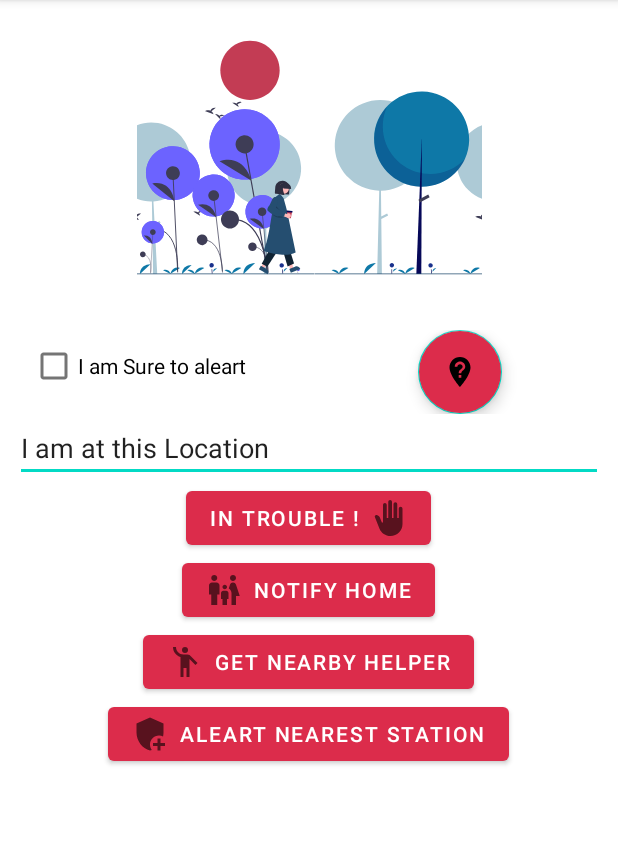
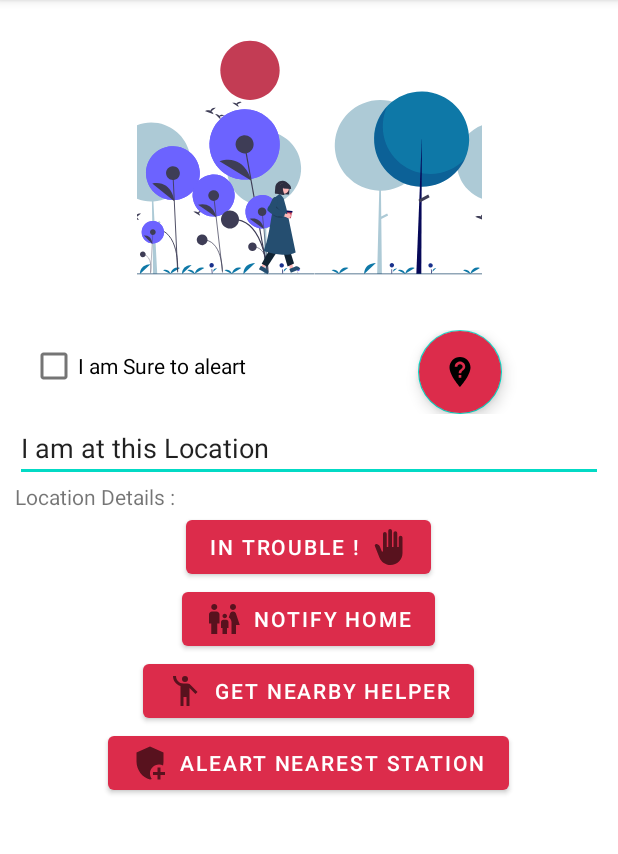
Before and after one commit to jayeshpatil665/Wiehack3.0_SecureSteps_android, an Android app: the screen it shows after launch (MainActivity), after a tap on an icon or button, on a phone screen of 412 x 824 dp, the part 84-938 px from its top. Run offline under Robolectric (Android 15) with nearby library versions, the phone set to English and light mode, and no system bars.

Commit message:
ForthCommit_getUserCurrentLocation

```diff
--- a/app/build.gradle
+++ b/app/build.gradle
@@ -39,4 +39,6 @@ dependencies {
 
     //for Amination
     implementation 'com.airbnb.android:lottie:3.4.1'
+    //location
+    implementation 'com.google.android.gms:play-services-location:18.0.0'
 }
--- a/app/src/main/AndroidManifest.xml
+++ b/app/src/main/AndroidManifest.xml
@@ -4,6 +4,7 @@
 
     <uses-permission android:name="android.permission.ACCESS_NETWORK_STATE" />
     <uses-permission android:name="android.permission.INTERNET" />
+    <uses-permission android:name="android.permission.ACCESS_FINE_LOCATION"/>
 
     <application
         android:allowBackup="true"
--- a/app/src/main/java/in/specialsoft/securesteps/MainActivity.java
+++ b/app/src/main/java/in/specialsoft/securesteps/MainActivity.java
@@ -1,18 +1,43 @@
 package in.specialsoft.securesteps;
 
+import androidx.annotation.NonNull;
 import androidx.appcompat.app.AppCompatActivity;
 
+import android.Manifest;
 import android.content.Intent;
+import android.content.pm.PackageManager;
+import android.location.Address;
+import android.location.Geocoder;
+import android.location.Location;
+import android.os.Build;
 import android.os.Bundle;
 import android.view.View;
+import android.widget.EditText;
+import android.widget.TextView;
 import android.widget.Toast;
+
+import com.google.android.gms.location.FusedLocationProviderClient;
+import com.google.android.gms.location.LocationServices;
+import com.google.android.gms.tasks.OnFailureListener;
+import com.google.android.gms.tasks.OnSuccessListener;
+
+import java.io.IOException;
+import java.util.List;
+import java.util.Locale;
 
 public class MainActivity extends AppCompatActivity {
 
+    EditText et_message;
+    TextView tv_locDetails;
+    private FusedLocationProviderClient Fusedlocation;
     @Override
     protected void onCreate(Bundle savedInstanceState) {
         super.onCreate(savedInstanceState);
         setContentView(R.layout.activity_main);
+
+        Fusedlocation = LocationServices.getFusedLocationProviderClient(this);
+        et_message = findViewById(R.id.et_message);
+        tv_locDetails = findViewById(R.id.tv_locDetails);
     }
 
     public void toHome(View view) {
@@ -22,5 +47,65 @@ public class MainActivity extends AppCompatActivity {
 
     public void toLocation(View view) {
         Toast.makeText(this, "Getting Current Location", Toast.LENGTH_SHORT).show();
+        toGetLocation();
+    }
+
+
+    public void toGetLocation() {
+
+        if (Build.VERSION.SDK_INT >= Build.VERSION_CODES.M) {
+            if (getApplicationContext().checkSelfPermission(Manifest.permission.ACCESS_FINE_LOCATION) == PackageManager.PERMISSION_GRANTED){
+                //get the location
+                Fusedlocation.getLastLocation().addOnSuccessListener(new OnSuccessListener<Location>() {
+                    @Override
+                    public void onSuccess(Location location) {
+                        if (location != null){
+
+                            try {
+                                Double lati = location.getLatitude();
+                                Double longi = location.getLongitude();
+
+                                Geocoder geocoder = new Geocoder(MainActivity.this, Locale.getDefault());
+
+                                List<Address> addresses = geocoder.getFromLocation(location.getLatitude(),location.getLongitude(),1);
+                                //etLocation.setText(""+lati+","+longi);
+                                String locality = addresses.get(0).getLocality();
+                                String state = addresses.get(0).getAdminArea();
+                                String addressLine = addresses.get(0).getAddressLine(0);
+                                tv_locDetails.setText("locality : "+locality+", "+state+"\naddress : "+addressLine);
+                                //et_message.setText("locality : "+locality+"\n address : "+addressLine+"\n AdminArea : "+ addresses.get(0).getAdminArea());
+
+                            } catch (IOException e) {
+                                e.printStackTrace();
+                            }
+
+                        }
+                    }
+                }).addOnFailureListener(new OnFailureListener() {
+                    @Override
+                    public void onFailure(@NonNull Exception e) {
+                        Toast.makeText(MainActivity.this, "Error", Toast.LENGTH_SHORT).show();
+                    }
+                });
+            }
+            else
+            {
+                requestPermissions(new String[]{Manifest.permission.ACCESS_FINE_LOCATION},1);
+            }
+        }
+    }
+
+    @Override
+    public void onRequestPermissionsResult(int requestCode, @NonNull String[] permissions, @NonNull int[] grantResults) {
+        super.onRequestPermissionsResult(requestCode, permissions, grantResults);
+        if (requestCode == 1){
+            if (grantResults[0] == PackageManager.PERMISSION_GRANTED){
+                Toast.makeText(this, "Granted", Toast.LENGTH_SHORT).show();
+            }
+            else
+            {
+                Toast.makeText(this, "Denied", Toast.LENGTH_SHORT).show();
+            }
+        }
     }
 }
--- a/app/src/main/res/layout/activity_main.xml
+++ b/app/src/main/res/layout/activity_main.xml
@@ -54,14 +54,20 @@
             </LinearLayout>
 
             <EditText
-                android:id="@+id/editTextTextMultiLine"
+                android:id="@+id/et_message"
                 android:layout_width="match_parent"
                 android:layout_height="wrap_content"
                 android:layout_marginLeft="10dp"
                 android:layout_marginRight="10dp"
-                android:gravity="start|top"
-                android:inputType="textMultiLine"
                 android:text="I am at this Location" />
+
+            <TextView
+                android:id="@+id/tv_locDetails"
+                android:layout_width="match_parent"
+                android:layout_height="wrap_content"
+                android:layout_marginRight="10dp"
+                android:layout_marginLeft="10dp"
+                android:text="Location Details : " />
 
             <Button
                 android:id="@+id/button"
```
